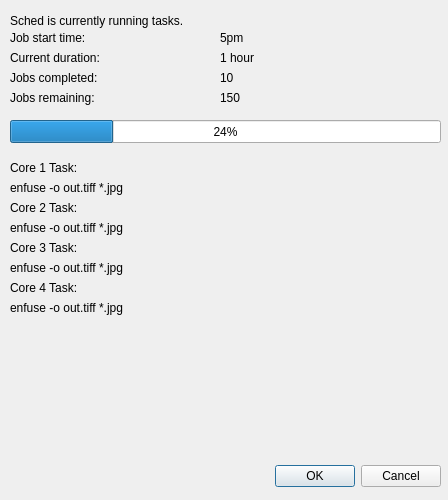
First picture: the form in forms/jobprocessingwindow.ui, repository mfoo/sched, before the edit.
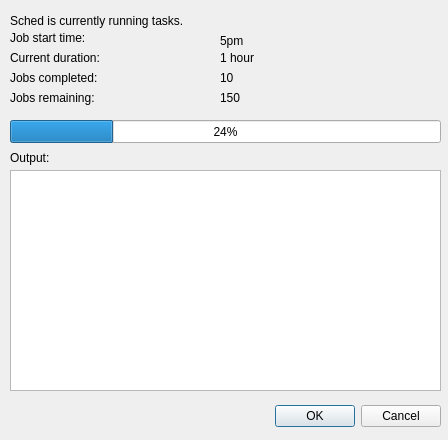
Second picture: the form after the edit.

Commit message: Made some UI changes and added some functionality.

Patch:
```diff
--- a/forms/jobprocessingwindow.ui
+++ b/forms/jobprocessingwindow.ui
@@ -7,7 +7,7 @@
     <x>0</x>
     <y>0</y>
     <width>448</width>
-    <height>500</height>
+    <height>440</height>
    </rect>
   </property>
   <property name="windowTitle">
@@ -17,7 +17,7 @@
    <property name="geometry">
     <rect>
      <x>100</x>
-     <y>460</y>
+     <y>400</y>
      <width>341</width>
      <height>32</height>
     </rect>
@@ -60,8 +60,8 @@
     <rect>
      <x>220</x>
      <y>30</y>
-     <width>52</width>
-     <height>15</height>
+     <width>221</width>
+     <height>21</height>
     </rect>
    </property>
    <property name="text">
@@ -86,8 +86,8 @@
     <rect>
      <x>220</x>
      <y>50</y>
-     <width>52</width>
-     <height>15</height>
+     <width>221</width>
+     <height>16</height>
     </rect>
    </property>
    <property name="text">
@@ -112,8 +112,8 @@
     <rect>
      <x>220</x>
      <y>70</y>
-     <width>52</width>
-     <height>15</height>
+     <width>221</width>
+     <height>16</height>
     </rect>
    </property>
    <property name="text">
@@ -138,8 +138,8 @@
     <rect>
      <x>220</x>
      <y>90</y>
-     <width>52</width>
-     <height>15</height>
+     <width>221</width>
+     <height>16</height>
     </rect>
    </property>
    <property name="text">
@@ -163,104 +163,29 @@
    <property name="geometry">
     <rect>
      <x>10</x>
-     <y>160</y>
-     <width>71</width>
-     <height>16</height>
+     <y>150</y>
+     <width>52</width>
+     <height>15</height>
     </rect>
    </property>
    <property name="text">
-    <string>Core 1 Task:</string>
+    <string>Output:</string>
    </property>
   </widget>
-  <widget class="QLabel" name="label_11">
+  <widget class="QPlainTextEdit" name="logText">
    <property name="geometry">
     <rect>
      <x>10</x>
-     <y>180</y>
+     <y>170</y>
      <width>431</width>
-     <height>16</height>
+     <height>221</height>
     </rect>
    </property>
-   <property name="text">
-    <string>enfuse -o out.tiff *.jpg</string>
+   <property name="readOnly">
+    <bool>true</bool>
    </property>
-  </widget>
-  <widget class="QLabel" name="label_12">
-   <property name="geometry">
-    <rect>
-     <x>10</x>
-     <y>220</y>
-     <width>431</width>
-     <height>16</height>
-    </rect>
-   </property>
-   <property name="text">
-    <string>enfuse -o out.tiff *.jpg</string>
-   </property>
-  </widget>
-  <widget class="QLabel" name="label_13">
-   <property name="geometry">
-    <rect>
-     <x>10</x>
-     <y>300</y>
-     <width>431</width>
-     <height>16</height>
-    </rect>
-   </property>
-   <property name="text">
-    <string>enfuse -o out.tiff *.jpg</string>
-   </property>
-  </widget>
-  <widget class="QLabel" name="label_14">
-   <property name="geometry">
-    <rect>
-     <x>10</x>
-     <y>260</y>
-     <width>431</width>
-     <height>16</height>
-    </rect>
-   </property>
-   <property name="text">
-    <string>enfuse -o out.tiff *.jpg</string>
-   </property>
-  </widget>
-  <widget class="QLabel" name="label_15">
-   <property name="geometry">
-    <rect>
-     <x>10</x>
-     <y>200</y>
-     <width>71</width>
-     <height>16</height>
-    </rect>
-   </property>
-   <property name="text">
-    <string>Core 2 Task:</string>
-   </property>
-  </widget>
-  <widget class="QLabel" name="label_16">
-   <property name="geometry">
-    <rect>
-     <x>10</x>
-     <y>280</y>
-     <width>71</width>
-     <height>16</height>
-    </rect>
-   </property>
-   <property name="text">
-    <string>Core 4 Task:</string>
-   </property>
-  </widget>
-  <widget class="QLabel" name="label_17">
-   <property name="geometry">
-    <rect>
-     <x>10</x>
-     <y>240</y>
-     <width>71</width>
-     <height>16</height>
-    </rect>
-   </property>
-   <property name="text">
-    <string>Core 3 Task:</string>
+   <property name="centerOnScroll">
+    <bool>true</bool>
    </property>
   </widget>
  </widget>
```
Left out of the diff: 10 changed lines with no effect on the pictures. The commit also changes 5 other files.
